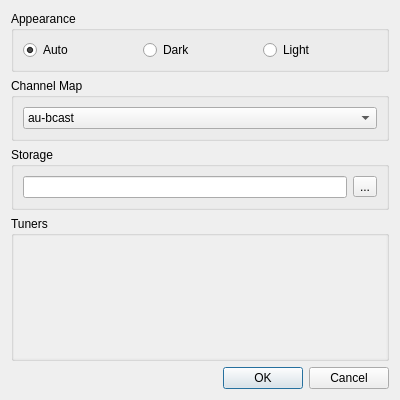
Above: yaetv/yaePreferencesDialog.ui from pkoshevoy/aeyae before the change. Below: the same form after it.
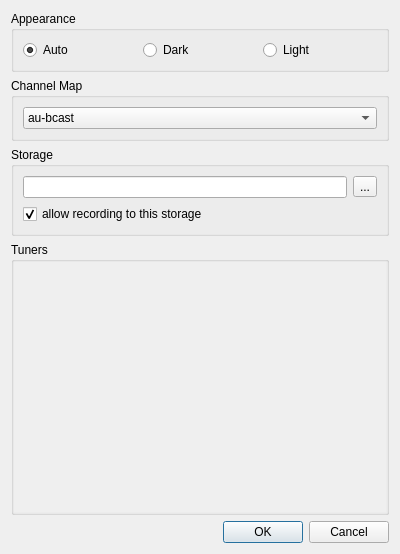
That is the form after the change.

Commit message: Add DVR::uuid_, add option to disable recording explicitly

What changed in the file:
```diff
--- a/yaetv/yaePreferencesDialog.ui
+++ b/yaetv/yaePreferencesDialog.ui
@@ -7,7 +7,7 @@
     <x>0</x>
     <y>0</y>
     <width>400</width>
-    <height>400</height>
+    <height>554</height>
    </rect>
   </property>
   <property name="windowTitle">
@@ -142,6 +142,8 @@
      <property name="title">
       <string>Storage</string>
      </property>
+     <layout class="QVBoxLayout" name="verticalLayout_3">
+      <item>
      <layout class="QHBoxLayout" name="horizontalLayout">
       <item>
        <widget class="QLineEdit" name="storageLineEdit"/>
@@ -154,6 +156,21 @@
        </widget>
       </item>
      </layout>
+      </item>
+      <item>
+       <widget class="QCheckBox" name="allowRecordingCheckBox">
+        <property name="toolTip">
+         <string>&lt;html&gt;&lt;head/&gt;&lt;body&gt;&lt;p&gt;Network shared DVR storage should have just one DVR instance responsible for writing to it.&lt;br/&gt;&lt;br/&gt;When multiple DVR instances are allowed to write to the same storage only one will be able to (on first come first served basis), or when the current write-enabled DVR instance quits.&lt;br/&gt;&lt;br/&gt;You can explicitly disable local DVR recording to shared storage here.&lt;br/&gt;&lt;/p&gt;&lt;/body&gt;&lt;/html&gt;</string>
+        </property>
+        <property name="text">
+         <string>allow recording to this storage</string>
+        </property>
+        <property name="checked">
+         <bool>true</bool>
+        </property>
+       </widget>
+      </item>
+     </layout>
     </widget>
    </item>
    <item>
@@ -187,8 +204,8 @@
           <rect>
            <x>0</x>
            <y>0</y>
-           <width>372</width>
-           <height>170</height>
+           <width>370</width>
+           <height>250</height>
           </rect>
          </property>
         </widget>
```
Left out of the diff: 2 changed lines with no effect on the pictures. Lines whose indentation alone changed are shown as unchanged. The commit also changes 5 other files.
